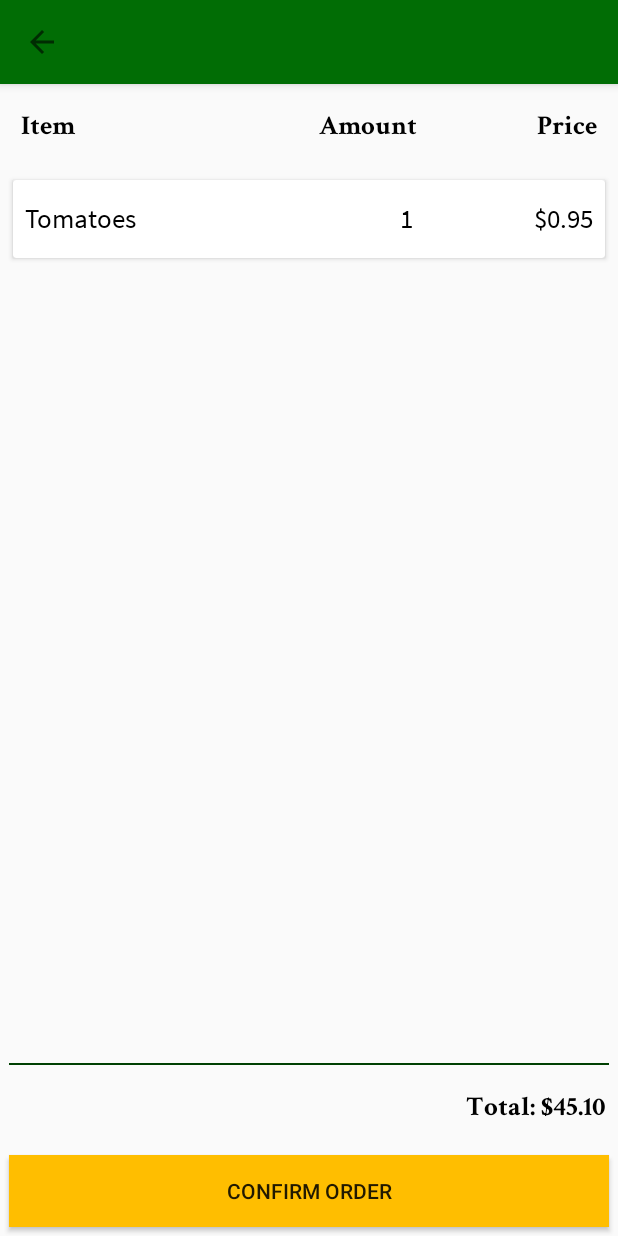
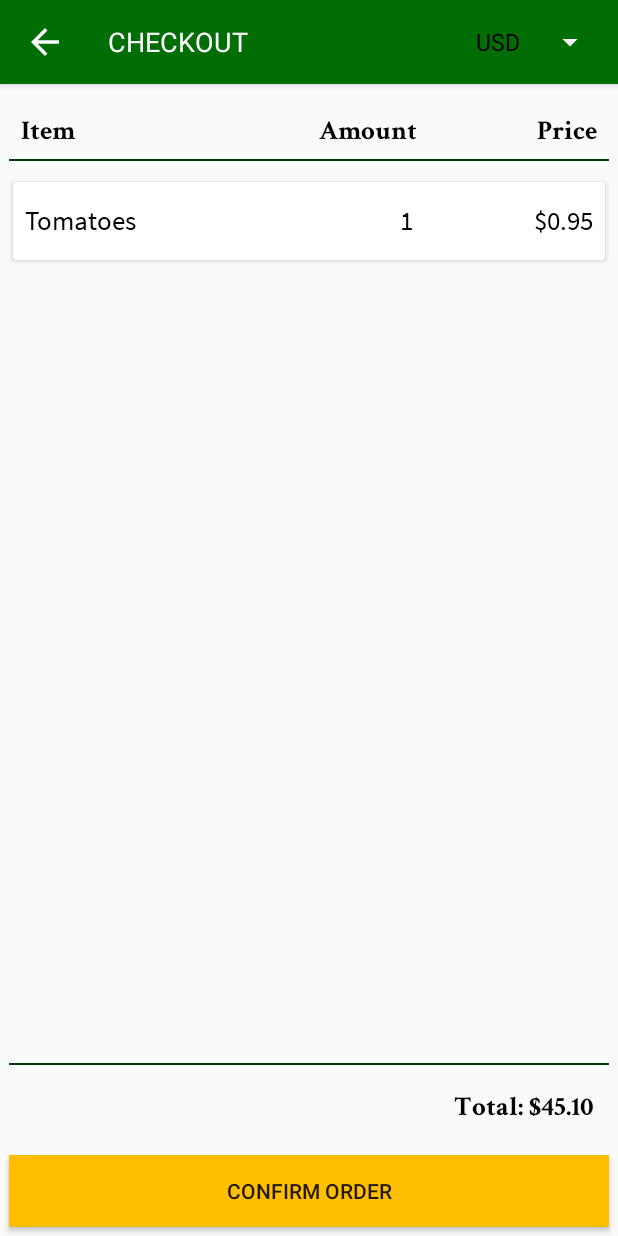
Before and after one commit to TheSapphireOne/GoodsShop, an Android app: the CheckoutActivity screen opened directly, with no data from a screen before it, on a phone screen of 412 x 824 dp. Run offline under Robolectric (Android 15) with nearby library versions, the phone set to English and light mode, and no system bars; our stand-ins replace EventBus, Volley.

Commit message:
Impl currency service, json API to webservice

```diff
--- a/app/build.gradle
+++ b/app/build.gradle
@@ -29,6 +29,7 @@ dependencies {
     compile 'com.android.support:design:25.1.1'
     compile 'com.android.support:recyclerview-v7:25.1.1'
     compile 'org.greenrobot:eventbus:3.0.0'
+    compile 'com.android.volley:volley:1.0.0'
 
     testCompile 'junit:junit:4.12'
 }
--- a/app/src/main/AndroidManifest.xml
+++ b/app/src/main/AndroidManifest.xml
@@ -2,7 +2,10 @@
 <manifest xmlns:android="http://schemas.android.com/apk/res/android"
     package="lu.domi.sapphire.minimarket">
 
+    <uses-permission android:name="android.permission.INTERNET" />
+
     <application
+        android:name=".AppController"
         android:allowBackup="true"
         android:icon="@mipmap/ic_launcher"
         android:label="@string/app_name"
--- a/app/src/main/java/lu/domi/sapphire/minimarket/CheckoutActivity.java
+++ b/app/src/main/java/lu/domi/sapphire/minimarket/CheckoutActivity.java
@@ -4,33 +4,35 @@ import android.os.Bundle;
 import android.support.v7.app.AppCompatActivity;
 import android.support.v7.widget.LinearLayoutManager;
 import android.support.v7.widget.RecyclerView;
-import android.support.v7.widget.Toolbar;
 import android.util.SparseArray;
 import android.view.MenuItem;
+import android.view.MotionEvent;
 import android.view.View;
+import android.widget.ArrayAdapter;
 import android.widget.Button;
+import android.widget.ImageButton;
+import android.widget.Spinner;
+import android.widget.Toast;
+
+import org.greenrobot.eventbus.EventBus;
+import org.greenrobot.eventbus.Subscribe;
 
 import lu.domi.sapphire.minimarket.data.CartEntry;
+import lu.domi.sapphire.minimarket.data.ExchangeRates;
+import lu.domi.sapphire.minimarket.data.event.ExchangeRateEvent;
 import lu.domi.sapphire.minimarket.services.CartFacade;
 
 public class CheckoutActivity extends AppCompatActivity {
 
     private static final String TAG_CHECKOUT_ACTIVITY = CheckoutActivity.class.getSimpleName();
     public static final int ORDER_COMPLETED = 2;
-    private CheckoutAdapter adapter;
+    private ArrayAdapter<String> spinnerAdapter;
+    private Spinner changeCurrencySpinner;
 
     @Override
     protected void onCreate(Bundle savedInstanceState) {
         super.onCreate(savedInstanceState);
         setContentView(R.layout.activity_checkout);
-
-        Toolbar toolbar = (Toolbar) findViewById(R.id.checkout_toolbar);
-        toolbar.setTitle(getString(R.string.title_checkout));
-        setSupportActionBar(toolbar);
-
-        getSupportActionBar().setDisplayHomeAsUpEnabled(true);
-        getSupportActionBar().setDisplayShowHomeEnabled(true);
-        getSupportActionBar().setDisplayShowTitleEnabled(false);
 
         Button confirmBtn = (Button) findViewById(R.id.checkout_cart_button);
         confirmBtn.setOnClickListener(new View.OnClickListener() {
@@ -43,12 +45,57 @@ public class CheckoutActivity extends AppCompatActivity {
             }
         });
 
+        ImageButton backButton = (ImageButton) findViewById(R.id.back_checkout_ImageButton);
+        backButton.setOnClickListener(new View.OnClickListener() {
+            @Override
+            public void onClick(View v) {
+                finish();
+                overridePendingTransition(R.anim.checkout_enter, R.anim.checkout_exit);
+            }
+        });
+
+        changeCurrencySpinner = (Spinner) findViewById(R.id.changeCurrency_checkout_spinner);
+        final ExchangeRates exchangeRates = CartFacade.getServiceInstance(CheckoutActivity.this).getCurrencyService().getExchangeRates();
+        changeCurrencySpinner.setOnTouchListener(new View.OnTouchListener() {
+            @Override
+            public boolean onTouch(View v, MotionEvent event) {
+                if (event.getAction() == MotionEvent.ACTION_UP) {
+                    if (exchangeRates.getCurrencies().size() > 1 && exchangeRates.isUpToDate()) {
+                        changeCurrencySpinner.performClick();
+                    } else {
+                        CartFacade.getServiceInstance(CheckoutActivity.this).getCurrencyService().requestCurrencies(CheckoutActivity.this);
+                    }
+                }
+                return true;
+            }
+        });
+        spinnerAdapter = new ArrayAdapter<>(CheckoutActivity.this, android.R.layout.simple_spinner_dropdown_item,
+                exchangeRates.getCurrencies().toArray(new String[exchangeRates.getCurrencies().size()]));
+        spinnerAdapter.setDropDownViewResource(android.R.layout.simple_spinner_dropdown_item);
+        changeCurrencySpinner.setAdapter(spinnerAdapter); // TODO set correct currency
+
         SparseArray<CartEntry> cartEntries = CartFacade.getServiceInstance(CheckoutActivity.this).getCartService().getCartEntries();
-        adapter = new CheckoutAdapter(cartEntries, CheckoutActivity.this);
+        CheckoutAdapter adapter = new CheckoutAdapter(cartEntries, CheckoutActivity.this);
 
         RecyclerView recyclerView = (RecyclerView) findViewById(R.id.cart_entries_checkout_recyclerView);
         recyclerView.setLayoutManager(new LinearLayoutManager(CheckoutActivity.this));
         recyclerView.setAdapter(adapter);
+    }
+
+    @Subscribe
+    public void onDialogResponse(ExchangeRateEvent result) {
+        if (result.isSuccessful()) {
+            ExchangeRates exchangeRates = CartFacade.getServiceInstance(CheckoutActivity.this).getCurrencyService().getExchangeRates();
+            String[] currencyList = new String[exchangeRates.getCurrencies().size()];
+            currencyList = exchangeRates.getCurrencies().toArray(currencyList);
+            spinnerAdapter = new ArrayAdapter<>(CheckoutActivity.this, android.R.layout.simple_spinner_dropdown_item, currencyList);
+            spinnerAdapter.setDropDownViewResource(android.R.layout.simple_spinner_dropdown_item);
+            changeCurrencySpinner.setAdapter(spinnerAdapter); // TODO test, when leaving checkout
+            spinnerAdapter.notifyDataSetChanged();
+            changeCurrencySpinner.performClick();
+        } else {
+            Toast.makeText(CheckoutActivity.this, getString(R.string.tst_service_error), Toast.LENGTH_SHORT).show();
+        }
     }
 
     @Override
@@ -61,10 +108,22 @@ public class CheckoutActivity extends AppCompatActivity {
     public boolean onOptionsItemSelected(MenuItem item) {
         switch (item.getItemId()) {
             case android.R.id.home:
-                finish(); // TODO check if needed
+                finish();
                 overridePendingTransition(R.anim.checkout_enter, R.anim.checkout_exit);
                 return true;
         }
         return super.onOptionsItemSelected(item);
     }
+
+    @Override
+    public void onStart() {
+        super.onStart();
+        EventBus.getDefault().register(this);
+    }
+
+    @Override
+    public void onStop() {
+        EventBus.getDefault().unregister(this);
+        super.onStop();
+    }
 }
--- /dev/null
+++ b/app/src/main/java/lu/domi/sapphire/minimarket/data/ExchangeRates.java
@@ -0,0 +1,42 @@
+package lu.domi.sapphire.minimarket.data;
+
+import java.math.BigDecimal;
+import java.util.HashMap;
+import java.util.Map;
+import java.util.Set;
+
+/**
+ * Notice: Class, rates are based on USD
+ */
+public class ExchangeRates {
+    // Timestamp form when it was last time updated
+    private final static long dayMillis = 86400000;
+    private long timestamp;
+    private Map<String, BigDecimal> currencies = new HashMap<>();
+
+    public ExchangeRates() {}
+
+    public ExchangeRates(long timestamp, String currencyIso, BigDecimal rate) {
+        addRate(currencyIso, rate);
+    }
+
+    public void addRate(String currencyIso, BigDecimal rate) {
+        currencies.put(currencyIso, rate);
+    }
+
+    public BigDecimal getRate(String currencyIso) {
+        return currencies.get(currencyIso);
+    }
+
+    public Set<String> getCurrencies() {
+        return currencies.keySet();
+    }
+
+    public void setTimestamp(long timestamp) {
+        this.timestamp = timestamp;
+    }
+
+    public boolean isUpToDate() {
+        return (System.currentTimeMillis() - timestamp) < dayMillis;
+    }
+}
--- a/app/src/main/java/lu/domi/sapphire/minimarket/services/CartFacade.java
+++ b/app/src/main/java/lu/domi/sapphire/minimarket/services/CartFacade.java
@@ -3,18 +3,21 @@ package lu.domi.sapphire.minimarket.services;
 
 import android.content.Context;
 
+import lu.domi.sapphire.minimarket.data.ExchangeRates;
 import lu.domi.sapphire.minimarket.data.Product;
 
 public class CartFacade {
 
     private static CartFacade cartInstance = null;
     private CartService cartService;
+    private CurrencyService currencyService;
 
     private CartFacade() {}
 
     private CartFacade(final Context context) {
         cartInstance = new CartFacade();
         cartService =  new CartService(context);
+        currencyService = new CurrencyService();
     }
 
     public void insertUpdate(Product product, int quantity) {
@@ -55,4 +58,8 @@ public class CartFacade {
     public CartService getCartService() {
         return cartService;
     }
+
+    public CurrencyService getCurrencyService() {
+        return currencyService;
+    }
 }
--- a/app/src/main/res/layout/activity_checkout.xml
+++ b/app/src/main/res/layout/activity_checkout.xml
@@ -6,45 +6,80 @@
     android:layout_height="match_parent"
     tools:context="lu.domi.sapphire.minimarket.MainActivity">
 
+    <android.support.design.widget.AppBarLayout
+        android:id="@+id/checkout_toolbar_appBarLayout"
+        android:layout_width="match_parent"
+        android:layout_height="?attr/actionBarSize"
+        android:elevation="6dp"
+        android:fitsSystemWindows="true"
+        android:theme="@style/AppTheme">
+
     <android.support.v7.widget.Toolbar
         android:layout_width="match_parent"
-        android:layout_height="?attr/actionBarSize"
+        android:layout_height="match_parent"
         android:id="@+id/checkout_toolbar"
-        android:elevation="4dp"
         android:background="@color/colorPrimary"
         android:layout_alignParentTop="true"
         android:layout_alignParentStart="true">
+
+        <LinearLayout
+            android:orientation="horizontal"
+            android:layout_width="match_parent"
+            android:layout_height="match_parent"
+            android:layout_below="@+id/checkout_toolbar_appBarLayout">
+
+            <ImageButton
+                android:layout_width="?attr/actionBarSize"
+                android:layout_height="match_parent"
+                android:layout_marginTop="14dp"
+                android:layout_marginBottom="14dp"
+                android:scaleType="fitStart"
+                android:src="@drawable/ic_arrow_back_white_48px"
+                android:background="@color/clear"
+                android:id="@+id/back_checkout_ImageButton" />
 
             <TextView
                 android:layout_width="0dp"
                 android:layout_height="match_parent"
                 android:text="@string/title_checkout"
+                android:layout_weight="1"
                 android:gravity="center_vertical|start"
-            android:layout_weight="1"
                 android:textSize="@dimen/sz_title_toolbar"
-            android:layout_marginStart="110dp"
+                android:textColor="@color/white"
                 android:layout_gravity="start"
-            android:id="@+id/textView" />
+                android:id="@+id/checkoutHeader_toolbar_TextView" />
+
+            <Spinner
+                android:layout_width="wrap_content"
+                android:layout_height="match_parent"
+                android:layout_gravity="end"
+                android:layout_marginEnd="8dp"
+                android:id="@+id/changeCurrency_checkout_spinner" />
+
+            </LinearLayout>
 
     </android.support.v7.widget.Toolbar>
+
+    </android.support.design.widget.AppBarLayout>
 
     <LinearLayout
         android:orientation="vertical"
         android:layout_width="match_parent"
         android:layout_height="match_parent"
-        android:layout_below="@+id/checkout_toolbar">
+        android:layout_below="@+id/checkout_toolbar_appBarLayout">
 
         <LinearLayout
             android:orientation="horizontal"
             android:layout_width="match_parent"
-            android:layout_height="60dp"
+            android:layout_height="40dp"
+            android:layout_marginTop="10dp"
             android:paddingStart="14dp"
             android:paddingEnd="14dp">
 
             <lu.domi.sapphire.minimarket.view.HeaderTextView
                 android:layout_width="0dp"
                 android:layout_height="match_parent"
-                android:gravity="center_vertical|start"
+                android:gravity="start|bottom"
                 android:textColor="@color/black"
                 android:text="@string/checkout_header_item"
                 android:textSize="@dimen/sz_content_card"
@@ -59,7 +94,7 @@
                 android:text="@string/checkout_header_quantity"
                 android:textColor="@color/black"
                 android:textSize="@dimen/sz_content_card"
-                android:gravity="center_vertical"
+                android:gravity="bottom"
                 android:id="@+id/entryQuantity_checkoutCard_textView" />
 
             <lu.domi.sapphire.minimarket.view.HeaderTextView
@@ -68,10 +103,19 @@
                 android:text="@string/checkout_header_price"
                 android:textColor="@color/black"
                 android:textSize="@dimen/sz_content_card"
-                android:gravity="center_vertical|end"
+                android:gravity="bottom|end"
                 android:id="@+id/rowTotal_checkoutCard_textView" />
 
         </LinearLayout>
+
+        <TextView
+            android:layout_width="match_parent"
+            android:layout_height="1dp"
+            android:layout_marginStart="6dp"
+            android:layout_marginEnd="6dp"
+            android:layout_marginBottom="10dp"
+            android:background="@color/colorPrimaryDark"
+            android:id="@+id/totalDividerTop_checkout_textView" />
 
         <android.support.v7.widget.RecyclerView
             android:id="@+id/cart_entries_checkout_recyclerView"
@@ -86,12 +130,12 @@
             android:layout_marginStart="6dp"
             android:layout_marginEnd="6dp"
             android:background="@color/colorPrimaryDark"
-            android:id="@+id/totalDivider_checkout_textView" />
+            android:id="@+id/totalDividerBottom_checkout_textView" />
 
         <lu.domi.sapphire.minimarket.view.HeaderTextView
             android:text="Total: $45.10"
             android:layout_width="match_parent"
-            android:layout_marginEnd="8dp"
+            android:layout_marginEnd="16dp"
             android:layout_height="@dimen/cart_entry_card_height"
             android:gravity="center_vertical|end"
             android:textSize="@dimen/sz_content_card"
--- a/app/src/main/res/values/colors.xml
+++ b/app/src/main/res/values/colors.xml
@@ -2,7 +2,7 @@
 <resources>
     <color name="colorPrimary">#016D05</color>
     <color name="colorPrimaryDark">#004002</color>
-    <color name="colorAccent">#ABABAB</color>
+    <color name="colorAccent">#FFBE00</color>
 
     <!-- Card Layout -->
     <color name="glass">#BBFFFFFF</color>
--- a/app/src/main/res/values/strings.xml
+++ b/app/src/main/res/values/strings.xml
@@ -38,6 +38,7 @@
     <string name="checkout_header_item">Item</string>
     <string name="checkout_header_quantity">Amount</string>
     <string name="checkout_header_price">Price</string>
+    <string name="checkout_currency_request">Requesting data...</string>
 
     <!-- Menu -->
     <string name="action_cart">Cart</string>
@@ -47,6 +48,7 @@
     <string name="tst_cart_entry_added">Product added to cart</string>
     <string name="tst_cart_entry_removed">Product removed from cart</string>
     <string name="tst_order_completed">Your order has been successfully transmitted</string>
+    <string name="tst_service_error">Oops, service not available. Try again later.</string>
 
 
 </resources>
--- a/app/src/main/res/values/styles.xml
+++ b/app/src/main/res/values/styles.xml
@@ -4,7 +4,8 @@
         <item name="colorPrimary">@color/colorPrimary</item>
         <item name="colorPrimaryDark">@color/colorPrimaryDark</item>
         <item name="colorAccent">@color/colorAccent</item>
-        <item name="android:textColorTertiary">@color/white</item>
+        <item name="android:textColorSecondary">@color/white</item>
+        <item name="android:textColorTertiary">@color/black</item>
         <item name="android:windowNoTitle">true</item>
     </style>
 
```
Also changed, not shown: app/src/main/java/lu/domi/sapphire/minimarket/AppController.java (added, +50 -0 lines), app/src/main/java/lu/domi/sapphire/minimarket/data/event/ExchangeRateEvent.java (added, +31 -0 lines), app/src/main/java/lu/domi/sapphire/minimarket/services/CurrencyService.java (added, +94 -0 lines). Lines whose indentation alone changed are shown as unchanged.
